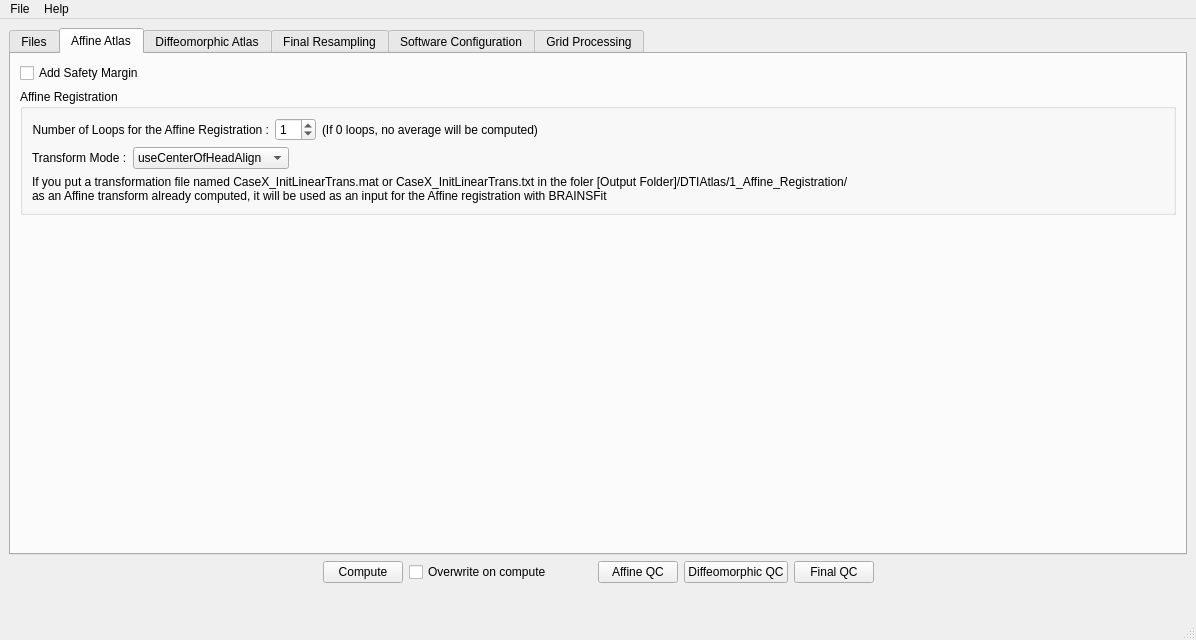
Above: GUIwindow.ui from adrienkaiser/DTIAtlasBuilder before the change. Below: the same form after it.
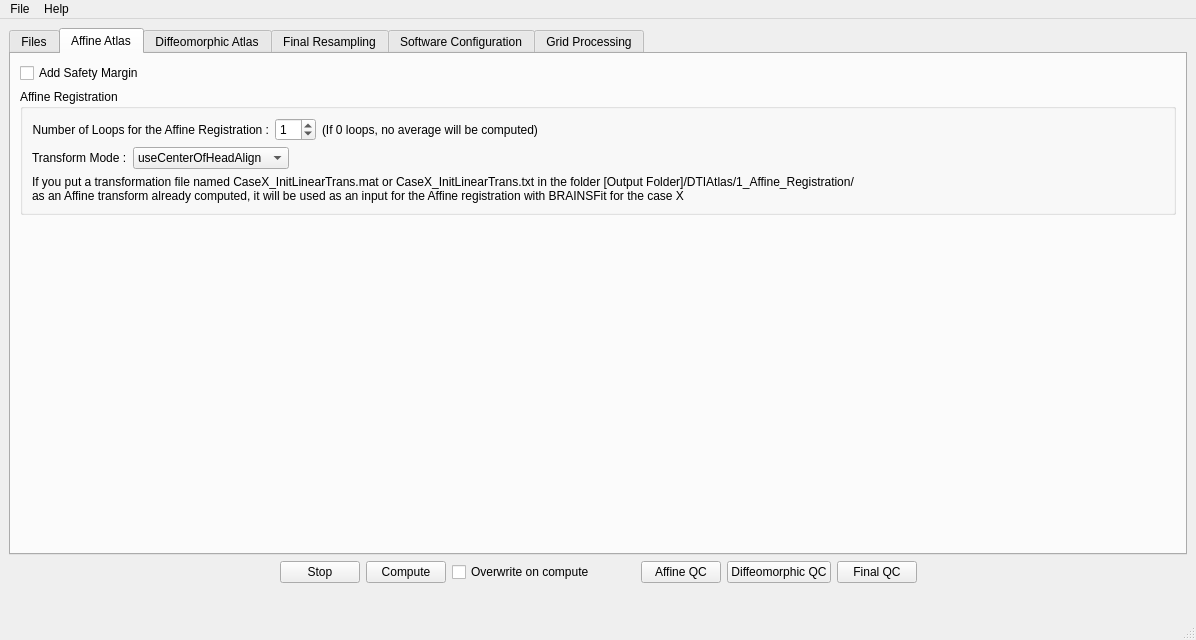
That is the form after the change. The open tabs and pages were chosen to show the change.

Diff of the .ui file:
```diff
--- a/GUIwindow.ui
+++ b/GUIwindow.ui
@@ -363,8 +363,8 @@
            <item>
             <widget class="QLabel" name="label_21">
              <property name="text">
-              <string>If you put a transformation file named CaseX_InitLinearTrans.mat or CaseX_InitLinearTrans.txt in the foler [Output Folder]/DTIAtlas/1_Affine_Registration/
-as an Affine transform already computed, it will be used as an input for the Affine registration with BRAINSFit</string>
+              <string>If you put a transformation file named CaseX_InitLinearTrans.mat or CaseX_InitLinearTrans.txt in the folder [Output Folder]/DTIAtlas/1_Affine_Registration/
+as an Affine transform already computed, it will be used as an input for the Affine registration with BRAINSFit for the case X</string>
              </property>
             </widget>
            </item>
@@ -1568,6 +1568,16 @@
         </property>
        </spacer>
       </item>
+      <item>
+       <widget class="QPushButton" name="StoppushButton">
+        <property name="toolTip">
+         <string>Abort Script</string>
+        </property>
+        <property name="text">
+         <string>Stop</string>
+        </property>
+       </widget>
+      </item>
       <item>
        <widget class="QPushButton" name="ComputepushButton">
         <property name="toolTip">
```
Left out of the diff: 2 changed lines with no effect on the pictures.
